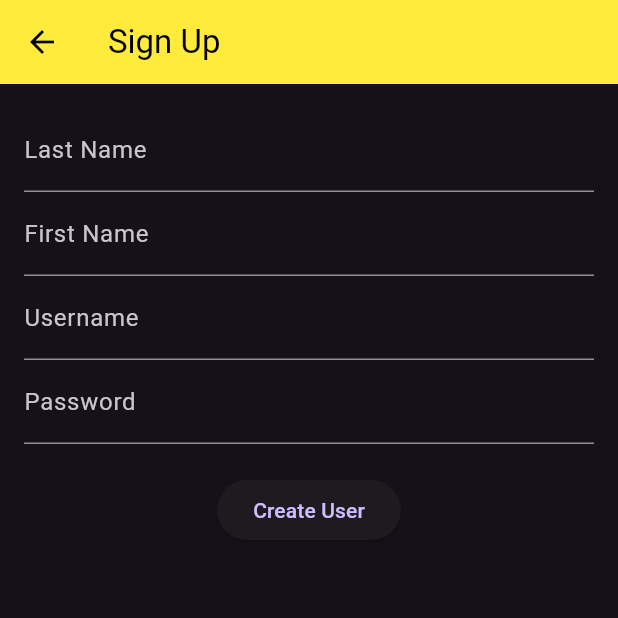
After one commit to darlenemaebulaon/project001, a Flutter app: the SignUpPage screen opened directly, after a tap on "Create User", on a phone screen of 412 x 824 dp, the top half of it. The commit adds this screen. Run offline on Flutter 3.47's test engine with Material 3 defaults, Android fonts, the phone set to English and light mode, and no system bars.

Commit message:
first commit

```diff
--- a/lib/main.dart
+++ b/lib/main.dart
@@ -1,7 +1,8 @@
 import 'package:flutter/material.dart';
 import 'homepage_mdmb.dart';
+import 'signup_MDMB.dart';
 
-void main(){
+void main() {
   runApp(MaterialApp(
     theme: ThemeData(
       brightness: Brightness.dark,
@@ -10,23 +11,22 @@ void main(){
         backgroundColor: Colors.yellow,
         foregroundColor: Colors.black,
       ),
-      textTheme:  TextTheme(
+      textTheme: TextTheme(
         bodyMedium: TextStyle(
           fontSize: 18,
-      color:Colors.amberAccent,
-    )
+          color: Colors.amberAccent,
         ),
       ),
-
+    ),
     home: Scaffold(
       appBar: AppBar(
         title: Text('Flutter Demo'),
         backgroundColor: Colors.blue,
       ),
-
       body: Center(
         child: LoginForm(),
-          )),
+      ),
+    ),
   ));
 }
 
@@ -44,17 +44,15 @@ class _LoginFormState extends State<LoginForm> {
     String password = _passwordController.text;
 
     if (username.isNotEmpty && password.isNotEmpty) {
-      // ScaffoldMessenger.of(context).showSnackBar(
-      //   SnackBar(content: Text('Login Successful'),
-
-        Navigator.pushReplacement(context,
+      Navigator.pushReplacement(
+        context,
         MaterialPageRoute(builder: (context) => Homepage_MDMB()),
       );
     } else {
       ScaffoldMessenger.of(context).showSnackBar(
         SnackBar(
           content: Text('Please enter both username and password'),
-        )
+        ),
       );
     }
   }
@@ -62,6 +60,7 @@ class _LoginFormState extends State<LoginForm> {
   @override
   Widget build(BuildContext context) {
     return Column(
+      mainAxisSize: MainAxisSize.min,
       children: [
         Image.asset(
           'assets/cat.png',
@@ -69,31 +68,35 @@ class _LoginFormState extends State<LoginForm> {
           height: 100,
           fit: BoxFit.cover,
         ),
-
-            Text('Sign In',
-              style: TextStyle(
-                fontSize: 24,
-                fontWeight: FontWeight.bold)),
-
+        Text(
+          'Sign In',
+          style: TextStyle(fontSize: 24, fontWeight: FontWeight.bold),
+        ),
         Text('Please enter your details'),
-
         TextField(
           controller: _usernameController,
           decoration: InputDecoration(labelText: 'Username'),
         ),
-
         TextField(
           controller: _passwordController,
           decoration: InputDecoration(labelText: 'Password'),
           obscureText: true,
         ),
-
         SizedBox(height: 20),
-
         ElevatedButton(
           onPressed: _handleLogin,
           child: Text('Login'),
-              )
-            ]);
+        ),
+        TextButton(
+          onPressed: () {
+            Navigator.push(
+              context,
+              MaterialPageRoute(builder: (context) => SignUpPage()), // Navigate to SignUpPage
+            );
+          },
+          child: Text('Sign Up'),
+        ),
+      ],
+    );
   }
 }
--- a/lib/page2.dart
+++ b/lib/page2.dart
@@ -6,7 +6,8 @@ class Page2 extends StatelessWidget {
     return Scaffold(
       appBar: AppBar(title: Text('Page 2')),
       body: Center(
-        child: Text('Welcome to Page 2!', style: TextStyle(fontSize: 24, fontWeight: FontWeight.bold)),
+        child: Text('Welcome to Page 2!',
+            style: TextStyle(fontSize: 24, fontWeight: FontWeight.bold)),
       ),
     );
   }
--- /dev/null
+++ b/lib/signup_MDMB.dart
@@ -0,0 +1,84 @@
+import 'package:flutter/material.dart';
+import 'package:http/http.dart' as http;
+import 'dart:convert';
+
+class SignUpPage extends StatefulWidget {
+  @override
+  _SignUpPageState createState() => _SignUpPageState();
+}
+
+class _SignUpPageState extends State<SignUpPage> {
+  final _formKey = GlobalKey<FormState>();
+
+  final TextEditingController _lastNameController = TextEditingController();
+  final TextEditingController _firstNameController = TextEditingController();
+  final TextEditingController _userNameController = TextEditingController();
+  final TextEditingController _passwordController = TextEditingController();
+
+  Future<void> _createUser() async {
+    if (!_formKey.currentState!.validate()) return;
+
+    final url = Uri.parse('https://reqres.in/api/users');
+
+    final Map<String, dynamic> requestData = {
+      'last_name': _lastNameController,
+      'first_name': _firstNameController,
+      'username': _userNameController,
+      'password': _passwordController
+    };
+
+    try {
+      final response = await http.post(
+        url,
+        headers: {'Content-Type': 'application/json'},
+        body: jsonEncode(requestData),
+      );
+      print("Response Status: ${response.statusCode}");
+      print("Response Body: ${response.body}");
+    } catch (e) {
+      print("Error: $e");
+    }
+  }
+
+  @override
+  Widget build(BuildContext context) {
+    return Scaffold(
+      appBar: AppBar(title: Text('Sign Up')),
+      body: Padding(
+          padding: EdgeInsets.all(16.0),
+          child: Form(
+            key: _formKey,
+          child: Column(
+            children: [
+              TextFormField(
+                controller: _lastNameController,
+                decoration: InputDecoration(labelText: 'Last Name'),
+              ),
+              TextFormField(
+                controller: _firstNameController,
+                decoration: InputDecoration(labelText: 'First Name'),
+              ),
+              TextFormField(
+                controller: _userNameController,
+                decoration: InputDecoration(labelText: 'Username'),
+              ),
+              TextFormField(
+                controller: _passwordController,
+                decoration: InputDecoration(labelText: 'Password'),
+                obscureText: true,
+              ),
+              SizedBox(height: 20),
+              ElevatedButton(
+                onPressed: _createUser,
+                child: Text('Create User'),
+              ),
+            ],
+          )),
+      ),
+    );
+  }
+}
+
+void main() {
+  runApp(MaterialApp(home: SignUpPage()));
+}
--- a/pubspec.yaml
+++ b/pubspec.yaml
@@ -30,6 +30,7 @@ environment:
 dependencies:
   flutter:
     sdk: flutter
+  http: ^0.13.6
 
   # The following adds the Cupertino Icons font to your application.
   # Use with the CupertinoIcons class for iOS style icons.
```
Also changed, not shown: pubspec.lock. Lines whose indentation alone changed are shown as unchanged.
